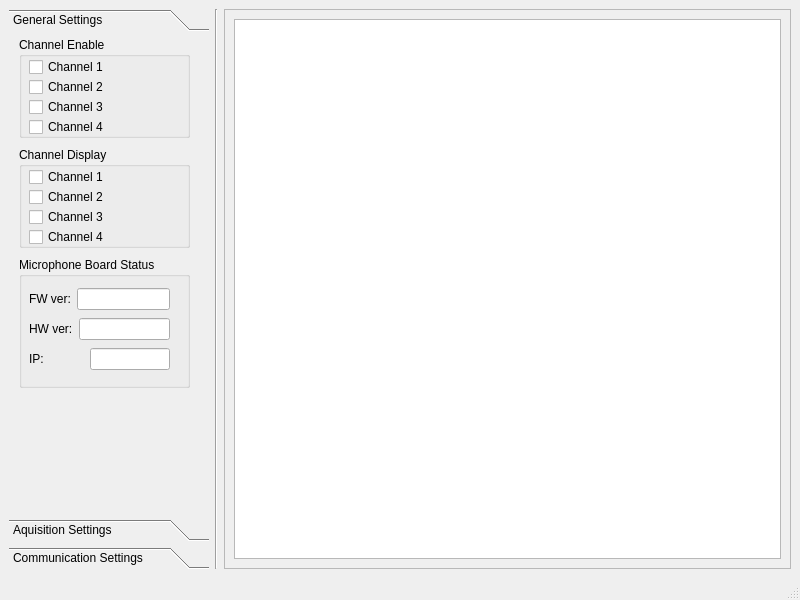
Old version of the form MicrophoneArray/microphonearraywindow.ui in the repository maupassant9/MicrophoneSoftware_QT.
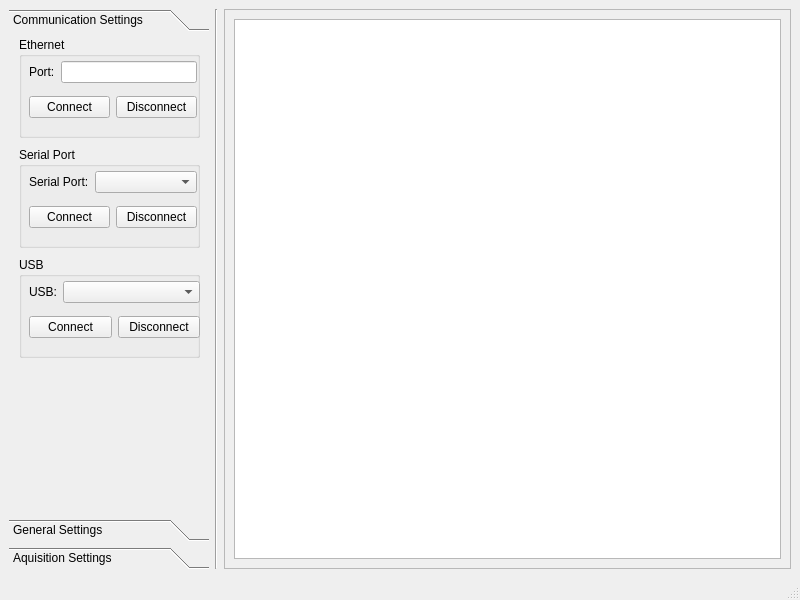
New version of the form.

The edit to the form file:
```diff
--- a/MicrophoneArray/microphonearraywindow.ui
+++ b/MicrophoneArray/microphonearraywindow.ui
@@ -32,105 +32,273 @@
          <x>0</x>
          <y>0</y>
          <width>200</width>
-         <height>457</height>
+         <height>449</height>
+        </rect>
+       </property>
+       <attribute name="label">
+        <string>Communication Settings</string>
+       </attribute>
+       <widget class="QGroupBox" name="groupBoxEthernet">
+        <property name="geometry">
+         <rect>
+          <x>10</x>
+          <y>0</y>
+          <width>181</width>
+          <height>101</height>
+         </rect>
+        </property>
+        <property name="title">
+         <string>Ethernet</string>
+        </property>
+        <widget class="QWidget" name="layoutWidget">
+         <property name="geometry">
+          <rect>
+           <x>10</x>
+           <y>17</y>
+           <width>168</width>
+           <height>71</height>
+          </rect>
+         </property>
+         <layout class="QVBoxLayout" name="verticalLayoutEthernet">
+          <item>
+           <layout class="QHBoxLayout" name="horizontalLayout_2">
+            <item>
+             <widget class="QLabel" name="labelPortEthernet">
+              <property name="text">
+               <string>Port:</string>
+              </property>
+             </widget>
+            </item>
+            <item>
+             <widget class="QLineEdit" name="editPortEthernet"/>
+            </item>
+           </layout>
+          </item>
+          <item>
+           <layout class="QHBoxLayout" name="horizontalLayout_3">
+            <item>
+             <widget class="QPushButton" name="pushButtonConnectEthernet">
+              <property name="text">
+               <string>Connect</string>
+              </property>
+             </widget>
+            </item>
+            <item>
+             <widget class="QPushButton" name="pushButtonDisconnectEthernet">
+              <property name="text">
+               <string>Disconnect</string>
+              </property>
+             </widget>
+            </item>
+           </layout>
+          </item>
+         </layout>
+        </widget>
+       </widget>
+       <widget class="QGroupBox" name="groupBoxSerial">
+        <property name="geometry">
+         <rect>
+          <x>10</x>
+          <y>110</y>
+          <width>181</width>
+          <height>101</height>
+         </rect>
+        </property>
+        <property name="title">
+         <string>Serial Port</string>
+        </property>
+        <widget class="QWidget" name="layoutWidget_4">
+         <property name="geometry">
+          <rect>
+           <x>10</x>
+           <y>17</y>
+           <width>168</width>
+           <height>71</height>
+          </rect>
+         </property>
+         <layout class="QVBoxLayout" name="verticalLayoutSerial">
+          <item>
+           <layout class="QHBoxLayout" name="horizontalLayout_11" stretch="0,1">
+            <item>
+             <widget class="QLabel" name="labelSerial">
+              <property name="text">
+               <string>Serial Port:</string>
+              </property>
+             </widget>
+            </item>
+            <item>
+             <widget class="QComboBox" name="comboBoxSerial"/>
+            </item>
+           </layout>
+          </item>
+          <item>
+           <layout class="QHBoxLayout" name="horizontalLayout_12">
+            <item>
+             <widget class="QPushButton" name="PushButtonConnectSerial">
+              <property name="text">
+               <string>Connect</string>
+              </property>
+             </widget>
+            </item>
+            <item>
+             <widget class="QPushButton" name="pushButtonDisconnectSerial">
+              <property name="text">
+               <string>Disconnect</string>
+              </property>
+             </widget>
+            </item>
+           </layout>
+          </item>
+         </layout>
+        </widget>
+       </widget>
+       <widget class="QGroupBox" name="groupBox_Usb">
+        <property name="geometry">
+         <rect>
+          <x>10</x>
+          <y>220</y>
+          <width>181</width>
+          <height>101</height>
+         </rect>
+        </property>
+        <property name="title">
+         <string>USB</string>
+        </property>
+        <widget class="QWidget" name="layoutWidget_6">
+         <property name="geometry">
+          <rect>
+           <x>10</x>
+           <y>17</y>
+           <width>171</width>
+           <height>71</height>
+          </rect>
+         </property>
+         <layout class="QVBoxLayout" name="verticalLayout_Usb">
+          <item>
+           <layout class="QHBoxLayout" name="horizontalLayout_Usb" stretch="0,1">
+            <item>
+             <widget class="QLabel" name="labelUsb">
+              <property name="text">
+               <string>USB:</string>
+              </property>
+             </widget>
+            </item>
+            <item>
+             <widget class="QComboBox" name="comboBoxUsb"/>
+            </item>
+           </layout>
+          </item>
+          <item>
+           <layout class="QHBoxLayout" name="horizontalLayout_16">
+            <item>
+             <widget class="QPushButton" name="portPushButtonConfirm_5">
+              <property name="text">
+               <string>Connect</string>
+              </property>
+             </widget>
+            </item>
+            <item>
+             <widget class="QPushButton" name="portPushButtonConfirm_6">
+              <property name="text">
+               <string>Disconnect</string>
+              </property>
+             </widget>
+            </item>
+           </layout>
+          </item>
+         </layout>
+        </widget>
+       </widget>
+      </widget>
+      <widget class="QWidget" name="toolBoxPageGeneral">
+       <property name="geometry">
+        <rect>
+         <x>0</x>
+         <y>0</y>
+         <width>200</width>
+         <height>449</height>
         </rect>
        </property>
        <attribute name="label">
         <string>General Settings</string>
        </attribute>
-       <widget class="QGroupBox" name="groupBox_4">
+       <widget class="QGroupBox" name="groupBoxBoardStatus">
         <property name="geometry">
          <rect>
           <x>10</x>
-          <y>220</y>
+          <y>300</y>
           <width>171</width>
-          <height>131</height>
+          <height>111</height>
          </rect>
         </property>
         <property name="title">
          <string>Microphone Board Status</string>
         </property>
-        <widget class="QWidget" name="layoutWidget">
+        <widget class="QWidget" name="gridLayoutWidget">
          <property name="geometry">
           <rect>
            <x>10</x>
-           <y>30</y>
-           <width>141</width>
-           <height>24</height>
+           <y>20</y>
+           <width>160</width>
+           <height>84</height>
           </rect>
          </property>
-         <layout class="QHBoxLayout" name="horizontalLayout_6">
-          <item>
-           <widget class="QLabel" name="label_6">
-            <property name="text">
-             <string>FW ver:</string>
+         <layout class="QGridLayout" name="gridLayoutBoardStatus">
+          <property name="horizontalSpacing">
+           <number>6</number>
+          </property>
+          <property name="verticalSpacing">
+           <number>0</number>
+          </property>
+          <item row="1" column="3">
+           <widget class="QLineEdit" name="lineEditFwVer">
+            <property name="readOnly">
+             <bool>true</bool>
             </property>
            </widget>
           </item>
-          <item>
-           <widget class="QLineEdit" name="lineEdit"/>
+          <item row="3" column="3">
+           <widget class="QLineEdit" name="lineEditHwVer">
+            <property name="enabled">
+             <bool>true</bool>
+            </property>
+            <property name="readOnly">
+             <bool>true</bool>
+            </property>
+           </widget>
           </item>
-         </layout>
-        </widget>
-        <widget class="QWidget" name="layoutWidget">
-         <property name="geometry">
-          <rect>
-           <x>10</x>
-           <y>60</y>
-           <width>141</width>
-           <height>24</height>
-          </rect>
-         </property>
-         <layout class="QHBoxLayout" name="horizontalLayout_7">
-          <item>
-           <widget class="QLabel" name="label_7">
+          <item row="3" column="0">
+           <widget class="QLabel" name="labelHwVer">
             <property name="text">
              <string>HW ver:</string>
             </property>
            </widget>
           </item>
-          <item>
-           <widget class="QLineEdit" name="lineEdit_2"/>
+          <item row="1" column="0">
+           <widget class="QLabel" name="labelFwVer">
+            <property name="text">
+             <string>FW ver:</string>
+            </property>
+           </widget>
           </item>
-         </layout>
-        </widget>
-        <widget class="QWidget" name="layoutWidget">
-         <property name="geometry">
-          <rect>
-           <x>10</x>
-           <y>90</y>
-           <width>141</width>
-           <height>24</height>
-          </rect>
-         </property>
-         <layout class="QHBoxLayout" name="horizontalLayout_8">
-          <item>
-           <widget class="QLabel" name="label_8">
+          <item row="4" column="0">
+           <widget class="QLabel" name="labelIpAddr">
             <property name="text">
              <string>IP: </string>
             </property>
            </widget>
           </item>
-          <item>
-           <spacer name="horizontalSpacer_2">
-            <property name="orientation">
-             <enum>Qt::Horizontal</enum>
+          <item row="4" column="3">
+           <widget class="QLineEdit" name="lineEditIpAddr">
+            <property name="readOnly">
+             <bool>true</bool>
             </property>
-            <property name="sizeHint" stdset="0">
-             <size>
-              <width>65</width>
-              <height>20</height>
-             </size>
-            </property>
-           </spacer>
-          </item>
-          <item>
-           <widget class="QLineEdit" name="lineEdit_3"/>
+           </widget>
           </item>
          </layout>
         </widget>
        </widget>
-       <widget class="QGroupBox" name="groupBox">
+       <widget class="QGroupBox" name="groupBoxChannelEn">
         <property name="geometry">
          <rect>
           <x>10</x>
@@ -207,7 +375,7 @@
          </property>
         </widget>
        </widget>
-       <widget class="QGroupBox" name="groupBox_2">
+       <widget class="QGroupBox" name="groupBoxChannelDisp">
         <property name="geometry">
          <rect>
           <x>10</x>
@@ -231,7 +399,10 @@
         <property name="checkable">
          <bool>false</bool>
         </property>
-        <widget class="QCheckBox" name="tbAquiSetChannel1DispChbox">
+        <widget class="QCheckBox" name="checkboxChannel1Disp">
+         <property name="enabled">
+          <bool>false</bool>
+         </property>
          <property name="geometry">
           <rect>
            <x>10</x>
@@ -244,7 +415,10 @@
           <string>Channel 1</string>
          </property>
         </widget>
-        <widget class="QCheckBox" name="tbAquiSetChannel2DispChbox">
+        <widget class="QCheckBox" name="checkboxChannel2Disp">
+         <property name="enabled">
+          <bool>false</bool>
+         </property>
          <property name="geometry">
           <rect>
            <x>10</x>
@@ -257,7 +431,10 @@
           <string>Channel 2</string>
          </property>
         </widget>
-        <widget class="QCheckBox" name="tbAquiSetChannel3DispChbox">
+        <widget class="QCheckBox" name="checkboxChannel3Disp">
+         <property name="enabled">
+          <bool>false</bool>
+         </property>
          <property name="geometry">
           <rect>
            <x>10</x>
@@ -270,7 +447,10 @@
           <string>Channel 3</string>
          </property>
         </widget>
-        <widget class="QCheckBox" name="tbAquiSetChannel4DispChbox">
+        <widget class="QCheckBox" name="checkboxChannel4Disp">
+         <property name="enabled">
+          <bool>false</bool>
+         </property>
          <property name="geometry">
           <rect>
            <x>10</x>
@@ -429,72 +609,6 @@
         </layout>
        </widget>
       </widget>
-      <widget class="QWidget" name="toolBoxPage3">
-       <property name="geometry">
-        <rect>
-         <x>0</x>
-         <y>0</y>
-         <width>200</width>
-         <height>457</height>
-        </rect>
-       </property>
-       <attribute name="label">
-        <string>Communication Settings</string>
-       </attribute>
-       <widget class="QWidget" name="layoutWidget">
-        <property name="geometry">
-         <rect>
-          <x>10</x>
-          <y>10</y>
-          <width>163</width>
-          <height>81</height>
-         </rect>
-        </property>
-        <layout class="QVBoxLayout" name="verticalLayout_2">
-         <item>
-          <layout class="QHBoxLayout" name="horizontalLayout_2">
-           <item>
-            <widget class="QLabel" name="portLabel">
-             <property name="text">
-              <string>Port:</string>
-             </property>
-            </widget>
-           </item>
-           <item>
-            <widget class="QLineEdit" name="portEdit"/>
-           </item>
-          </layout>
-         </item>
-         <item>
-          <layout class="QHBoxLayout" name="horizontalLayout_3">
-           <item>
-            <spacer name="horizontalSpacer">
-             <property name="orientation">
-              <enum>Qt::Horizontal</enum>
-             </property>
-             <property name="sizeType">
-              <enum>QSizePolicy::Preferred</enum>
-             </property>
-             <property name="sizeHint" stdset="0">
-              <size>
-               <width>60</width>
-               <height>20</height>
-              </size>
-             </property>
-            </spacer>
-           </item>
-           <item>
-            <widget class="QPushButton" name="portPushButtonConfirm">
-             <property name="text">
-              <string>Confirm</string>
-             </property>
-            </widget>
-           </item>
-          </layout>
-         </item>
-        </layout>
-       </widget>
-      </widget>
      </widget>
     </item>
     <item>
```
Left out of the diff: 169 changed lines with no effect on the pictures.
